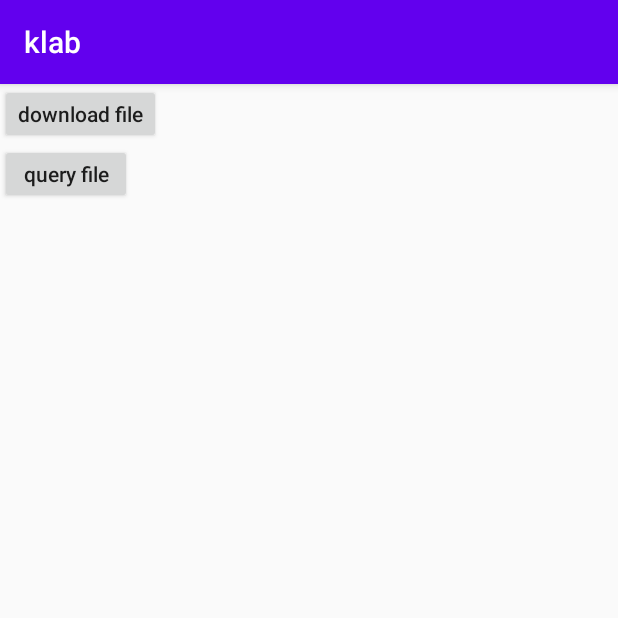
After one commit to kentsung118/klab, an Android app: the MediaStoreActivity screen opened directly, with no data from a screen before it, on a phone screen of 412 x 824 dp, the top half of it. The commit adds this screen. Run offline under Robolectric (Android 15) with nearby library versions, the phone set to English and light mode, and no system bars.

Commit message:
add MediaStory api

```diff
--- a/app/src/main/AndroidManifest.xml
+++ b/app/src/main/AndroidManifest.xml
@@ -12,6 +12,7 @@
 <!--        tools:ignore="ReservedSystemPermission" />-->
 
     <application
+        android:networkSecurityConfig="@xml/network_security_config"
         android:name=".application.KLabApplication"
         android:allowBackup="true"
         android:dataExtractionRules="@xml/data_extraction_rules"
@@ -37,6 +38,7 @@
         <activity android:name=".DownloadManagerActivity"/>
         <activity android:name=".WorkManagerActivity"/>
         <activity android:name=".MaskViewActivity"/>
+        <activity android:name=".MediaStoreActivity"/>
 
 
         <provider
--- a/app/src/main/java/com/kent/lab/MainActivity.kt
+++ b/app/src/main/java/com/kent/lab/MainActivity.kt
@@ -20,6 +20,7 @@ class MainActivity : BaseBindingActivity<ActivityMainBinding>(){
         "DownloadManager",
         "WorkManager",
         "MaskView",
+        "MediaStoreActivity"
 //        "AudioActivity",
 //        "Transition Drawable",
 //        "Constraint Layout",
@@ -36,6 +37,7 @@ class MainActivity : BaseBindingActivity<ActivityMainBinding>(){
         DownloadManagerActivity::class.java,
         WorkManagerActivity::class.java,
         MaskViewActivity::class.java,
+        MediaStoreActivity::class.java
 //        AudioActivity::class.java,
 //        TransitionDrawableActivity::class.java,
 //        ConstransLayoutDemoActivity::class.java,
--- /dev/null
+++ b/app/src/main/res/layout/activity_mediastore.xml
@@ -0,0 +1,25 @@
+<?xml version="1.0" encoding="utf-8"?>
+<LinearLayout xmlns:android="http://schemas.android.com/apk/res/android"
+    android:orientation="vertical"
+    android:layout_width="match_parent"
+    android:layout_height="match_parent">
+
+
+    <Button
+        android:id="@+id/btn1"
+        android:layout_height="40dp"
+        android:layout_width="wrap_content"
+        android:textAllCaps="false"
+        android:text="download file"/>
+
+    <Button
+        android:id="@+id/btn2"
+        android:layout_height="40dp"
+        android:layout_width="wrap_content"
+        android:textAllCaps="false"
+        android:text="query file"/>
+
+
+
+
+</LinearLayout>
--- /dev/null
+++ b/app/src/main/res/xml/network_security_config.xml
@@ -0,0 +1,6 @@
+<?xml version="1.0" encoding="utf-8"?>
+<!--[Zack]allow all Network connection types HTTP and HTTPS in Android (9) -->
+<network-security-config>
+    <base-config cleartextTrafficPermitted="true">
+    </base-config>
+</network-security-config>
```
Also changed, not shown: app/src/main/java/com/kent/lab/MediaStoreActivity.kt (added, +210 -0 lines).
